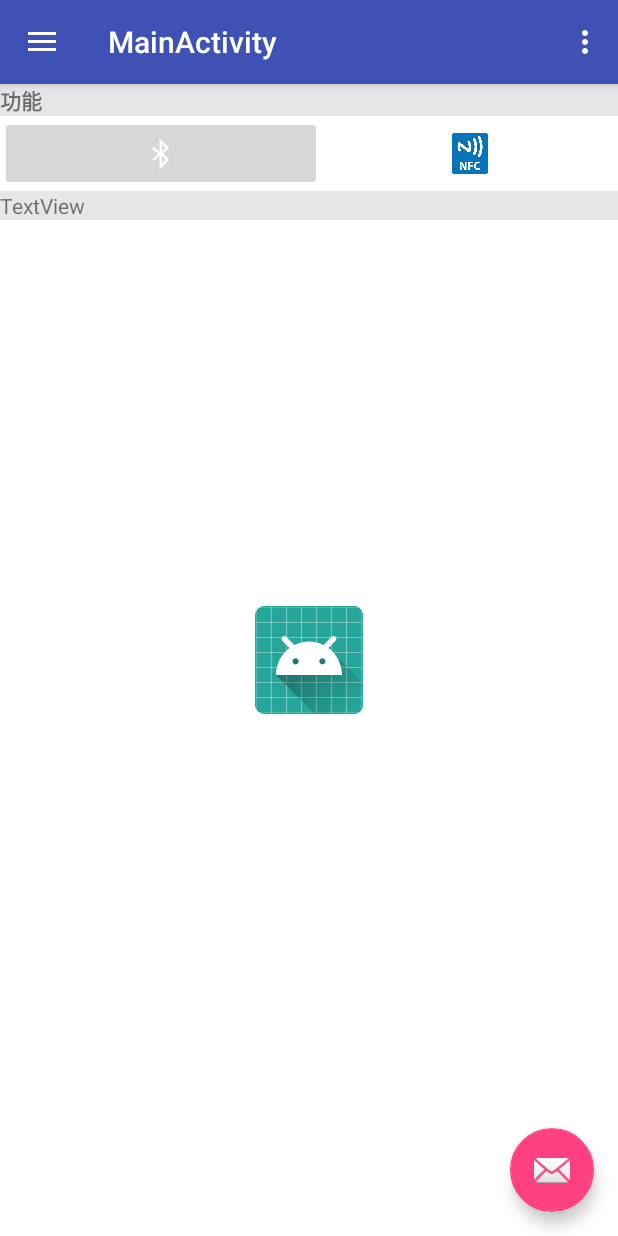
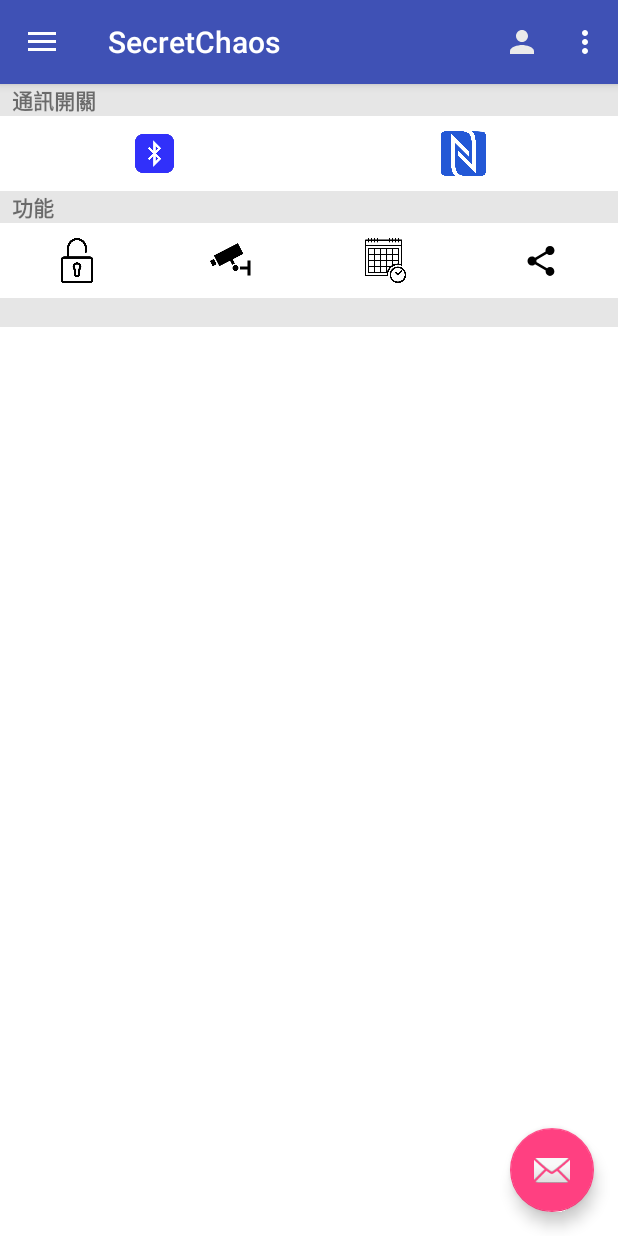
Before and after one commit to monLenjojo/FlowerGuard, an Android app: the screen it shows after launch (MainActivity), in the side drawer, after a tap on "Gallery", on a phone screen of 412 x 824 dp. Run offline under Robolectric (Android 15) with nearby library versions, the phone set to English and light mode, and no system bars; 2 statements that could not run were skipped.

Commit message:
add bluetooth send function

```diff
--- a/app/src/main/AndroidManifest.xml
+++ b/app/src/main/AndroidManifest.xml
@@ -3,6 +3,8 @@
     package="com.example.user1801.flowerguard">
 
     <!-- To auto-complete the email text field in the login form with the user's emails -->
+    <uses-permission android:name="android.permission.BLUETOOTH" />
+    <uses-permission android:name="android.permission.BLUETOOTH_ADMIN" />
     <uses-permission android:name="android.permission.GET_ACCOUNTS" />
     <uses-permission android:name="android.permission.READ_PROFILE" />
     <uses-permission android:name="android.permission.READ_CONTACTS" />
--- a/app/src/main/java/com/example/user1801/flowerguard/MainActivity.java
+++ b/app/src/main/java/com/example/user1801/flowerguard/MainActivity.java
@@ -1,5 +1,6 @@
 package com.example.user1801.flowerguard;
 
+import android.bluetooth.BluetoothManager;
 import android.content.Intent;
 import android.content.SharedPreferences;
 import android.graphics.BitmapFactory;
@@ -18,18 +19,20 @@ import android.support.v7.widget.Toolbar;
 import android.view.Menu;
 import android.view.MenuItem;
 import android.widget.Button;
+import android.widget.ImageButton;
 import android.widget.ImageView;
 
+import com.example.user1801.flowerguard.bluetoothThing.bluetoothTools;
 import com.example.user1801.flowerguard.chaosThing.ChaosMath;
 
 import android.util.Base64;
+import android.widget.Toast;
+
 import java.util.Random;
 
 public class MainActivity extends AppCompatActivity
         implements NavigationView.OnNavigationItemSelectedListener {
-    ChaosMath test,test2;
-    Random random;
-    ImageView userImageView2;
+    String log = "ImageButtonListener";
     @Override
     protected void onCreate(Bundle savedInstanceState) {
         super.onCreate(savedInstanceState);
@@ -43,23 +46,71 @@ public class MainActivity extends AppCompatActivity
             }
         });
 //        fab.setVisibility(View.GONE);
-        userImageView2 = findViewById(R.id.imageView2);
         activityOriginalSetting();
-//        userImageView.setOnClickListener(new View.OnClickListener() {
-//            @Override
-//            public void onClick(View view) {
-//            }
-//        });
-        Button buttonTste = findViewById(R.id.buttonTest);
-        buttonTste.setOnClickListener(new View.OnClickListener() {
-            @Override
-            public void onClick(View view) {
-                Intent page = new Intent(MainActivity.this,UserInformationActivity.class);
-                startActivity(page);
-//                test.chaosMath();
+        findView();
+    }
+
+    private void findView() {
+        ImageButton imageButton_Bluetooth = findViewById(R.id.imageButton_bluetooth);
+        ImageButton imageButton_NFC = findViewById(R.id.imageButton_nfc);
+        ImageButton imageButton_lock = findViewById(R.id.imageButton_lock);
+        ImageButton imageButton_Camera = findViewById(R.id.imageButton_camera);
+        ImageButton imageButton_History = findViewById(R.id.imageButton_history);
+        ImageButton imageButton_Share = findViewById(R.id.imageButton_share);
+        imageButton_Bluetooth.setOnClickListener(onImageButtonClickListener);
+        imageButton_NFC.setOnClickListener(onImageButtonClickListener);
+        imageButton_lock.setOnClickListener(onImageButtonClickListener);
+        imageButton_Camera.setOnClickListener(onImageButtonClickListener);
+        imageButton_History.setOnClickListener(onImageButtonClickListener);
+        imageButton_Share.setOnClickListener(onImageButtonClickListener);
+    }
+
+    View.OnClickListener onImageButtonClickListener = new View.OnClickListener() {
+        @Override
+        public void onClick(View v) {
+            switch (v.getId()){
+                case R.id.imageButton_bluetooth:
+                    Log.d(log,"click bluetooth button");
+                    Toast.makeText(MainActivity.this, "bluetooth button", Toast.LENGTH_SHORT).show();
+                    bluetoothTools b = new bluetoothTools();
+                    b.initializeBluetooth();
+                    b.connect("98:D3:31:90:32:38");
+                    break;
+                case R.id.imageButton_nfc:
+                    Log.d(log,"click nfc button");
+                    Toast.makeText(MainActivity.this, "nfc button", Toast.LENGTH_SHORT).show();
+                    break;
+                case R.id.imageButton_lock:
+                    Log.d(log,"click lock button");
+                    Toast.makeText(MainActivity.this, "lock button", Toast.LENGTH_SHORT).show();
+                    bluetoothTools a = new bluetoothTools();
+                    a.initializeBluetooth();
+                    a.connect("98:D3:31:90:32:38");
+                    a.sendChaosUs(12.5f);
+//                    ChaosMath chaosMath = new ChaosMath();
+//                    chaosMath.inti();
+//                    for (int i = 0; i <30 ; i++) {
+//                        chaosMath.chaosMath();
+//                        a.ieee754Write(12.5f);
+//                        float x1 = chaosMath.getX1();
+//                        a.ieee754Write((float) 12.5);//(1+(x1*x1))* 123456);
+//                    }
+                    break;
+                case R.id.imageButton_camera:
+                    Log.d(log,"click camera button");
+                    Toast.makeText(MainActivity.this, "camera button", Toast.LENGTH_SHORT).show();
+                    break;
+                case R.id.imageButton_history:
+                    Log.d(log,"click history button");
+                    Toast.makeText(MainActivity.this, "history button", Toast.LENGTH_SHORT).show();
+                    break;
+                case  R.id.imageButton_share:
+                    Log.d(log,"click share button");
+                    Toast.makeText(MainActivity.this,"share button", Toast.LENGTH_SHORT).show();
+                    break;
             }
-        });
-    }
+        }
+    };
 
     private void activityOriginalSetting() {
         Toolbar toolbar = (Toolbar) findViewById(R.id.toolbar);
@@ -88,7 +139,6 @@ public class MainActivity extends AppCompatActivity
                     userImageView.setImageBitmap(BitmapFactory.decodeByteArray(decodeByte,0,decodeByte.length));
                 }
             });
-            userImageView2.setImageBitmap(BitmapFactory.decodeByteArray(decodeByte,0,decodeByte.length));
         }
     }
 
@@ -120,6 +170,11 @@ public class MainActivity extends AppCompatActivity
         if (id == R.id.action_settings) {
             return true;
         }
+        if (id == R.id.action_account) {
+            Intent page = new Intent(MainActivity.this,UserInformationActivity.class);
+            startActivity(page);
+            return true;
+        }
 
         return super.onOptionsItemSelected(item);
     }
--- a/app/src/main/java/com/example/user1801/flowerguard/UserInformationActivity.java
+++ b/app/src/main/java/com/example/user1801/flowerguard/UserInformationActivity.java
@@ -186,7 +186,7 @@ public class UserInformationActivity extends Activity {
         super.onCreate(savedInstanceState);
         setContentView(R.layout.activity_user_information);
         getWindow().setSoftInputMode(WindowManager.LayoutParams.SOFT_INPUT_STATE_HIDDEN);
-        setViewId();
+        findView();
         setViewListener();
         sharedPreferences = getSharedPreferences("ImageFile", MODE_PRIVATE);
         editor = sharedPreferences.edit();
@@ -209,7 +209,7 @@ public class UserInformationActivity extends Activity {
         imageView.setOnClickListener(clickListener);
     }
 
-    private void setViewId() {
+    private void findView() {
         show_Name = findViewById(R.id.ed_Name);
         show_Phone = findViewById(R.id.ed_Phone);
         show_Address = findViewById(R.id.ed_Address);
--- /dev/null
+++ b/app/src/main/java/com/example/user1801/flowerguard/bluetoothThing/bluetoothTools.java
@@ -0,0 +1,153 @@
+package com.example.user1801.flowerguard.bluetoothThing;
+
+import android.bluetooth.BluetoothAdapter;
+import android.bluetooth.BluetoothDevice;
+import android.bluetooth.BluetoothSocket;
+import android.content.Context;
+import android.util.Log;
+import android.widget.Toast;
+
+import java.io.IOException;
+import java.io.InputStream;
+import java.io.OutputStream;
+import java.util.UUID;
+
+public class bluetoothTools {
+    private static final UUID MY_UUID = UUID.fromString("00001101-0000-1000-8000-00805F9B34FB");
+    BluetoothAdapter adapter;
+    BluetoothDevice device;
+    BluetoothSocket socket;
+    OutputStream write;
+    InputStream read;
+    String log = "test",strSet="0";
+    public bluetoothTools() {
+        adapter = BluetoothAdapter.getDefaultAdapter();
+    }
+
+    public void initializeBluetooth() {
+        boolean isEnable = adapter.isEnabled();
+        if (!isEnable) {
+            openBluetooth();
+        }
+        adapter.startDiscovery();
+    }
+
+    public boolean openBluetooth() {
+        return adapter.enable();
+    }
+
+    public boolean closeBluetooth() {
+        return adapter.disable();
+    }
+
+    public void reverseBluetooth() {
+        if (adapter.isEnabled()) {
+            adapter.disable();
+        } else {
+            adapter.enable();
+        }
+    }
+
+    public void connect(String address) {
+        device = adapter.getRemoteDevice(address);
+        try {
+            socket = device.createRfcommSocketToServiceRecord(MY_UUID);
+            socket.connect();
+        } catch (IOException e) {
+            e.printStackTrace();
+            Log.e("BluetoothSocket", String.valueOf(e));
+        }
+    }
+
+    public void inputPort() {
+        try {
+            read = socket.getInputStream();
+        } catch (IOException e) {
+            e.printStackTrace();
+        }
+    }
+
+    public void outputPort() {
+        try {
+            write = socket.getOutputStream();
+        } catch (IOException e) {
+            e.printStackTrace();
+        }
+    }
+    public void ieee754Write(float val) {
+        int sendVal = Float.floatToIntBits(val);
+        byte valArray[] = new byte[11];
+        int floatSet = Integer.parseInt("0");
+        int[] adapterVal = {floatSet, floatSet, floatSet, floatSet, floatSet, floatSet, floatSet, floatSet, floatSet, floatSet, floatSet};
+        for (int i = 0; i < 11; i++) {
+            valArray[i] = (byte) ((sendVal & 0xe0000000) >>> (29-(i*3)));
+            adapterVal[i] = valArray[i];
+            Log.d("test", "val："+String.valueOf(adapterVal[i]));
+        }
+        try {
+            write = socket.getOutputStream();
+            for (int i = 0; i <11 ; i++) {
+                write.write(adapterVal[i]);
+            }
+        } catch (IOException e) {
+            e.printStackTrace();
+        }
+    }
+
+    public void sendChaosUs(float u1) {
+        int sendUm = Float.floatToIntBits(u1);
+        Log.i(log, "sendUm = " + sendUm);
+        int f1 = Integer.parseInt(strSet), f2 = Integer.parseInt(strSet), f3 = Integer.parseInt(strSet), f4 = Integer.parseInt(strSet), f5 = Integer.parseInt(strSet), f6 = Integer.parseInt(strSet), f7 = Integer.parseInt(strSet), f8 = Integer.parseInt(strSet), f9 = Integer.parseInt(strSet), f10 = Integer.parseInt(strSet), f11 = Integer.parseInt(strSet);
+        byte us[] = new byte[11];
+        us[0] = (byte) ((sendUm & 0xe0000000) >>> 29);
+        f1 = us[0];
+        us[1] = (byte) ((sendUm & 0x1c000000) >>> 26);
+        f2 = us[1];
+        us[2] = (byte) ((sendUm & 0x03800000) >>> 23);
+        f3 = us[2];
+        us[3] = (byte) ((sendUm & 0x00700000) >>> 20);
+        f4 = us[3];
+        us[4] = (byte) ((sendUm & 0x000e0000) >>> 17);
+        f5 = us[4];
+        us[5] = (byte) ((sendUm & 0x0001c000) >>> 14);
+        f6 = us[5];
+        us[6] = (byte) ((sendUm & 0x00003800) >>> 11);
+        f7 = us[6];
+        us[7] = (byte) ((sendUm & 0x00000700) >>> 8);
+        f8 = us[7];
+        us[8] = (byte) ((sendUm & 0x000000e0) >>> 5);
+        f9 = us[8];
+        us[9] = (byte) ((sendUm & 0x0000001c) >>> 2);
+        f10 = us[9];
+        us[10] = (byte) ((sendUm & 0x00000003));
+        f11 = us[10];
+        try {
+            OutputStream os = socket.getOutputStream();
+            os.write(f1);
+            Log.i(log, "f1 = " + f1);
+            os.write(f2);
+            Log.i(log, "f2 = " + f2);
+            os.write(f3);
+            Log.i(log, "f3 = " + f3);
+            os.write(f4);
+            Log.i(log, "f4 = " + f4);
+            os.write(f5);
+            Log.i(log, "f5 = " + f5);
+            os.write(f6);
+            Log.i(log, "f6 = " + f6);
+            os.write(f7);
+            Log.i(log, "f7 = " + f7);
+            os.write(f8);
+            Log.i(log, "f8 = " + f8);
+            os.write(f9);
+            Log.i(log, "f9 = " + f9);
+            os.write(f10);
+            Log.i(log, "f10 = " + f10);
+            os.write(f11);
+            Log.i(log, "f11 = " + f11);
+        } catch (IOException e) {
+            // TODO Auto-generated catch block
+            e.printStackTrace();
+        }
+    }
+}
--- /dev/null
+++ b/app/src/main/res/drawable/ic_person_white_24dp.xml
@@ -0,0 +1,9 @@
+<vector xmlns:android="http://schemas.android.com/apk/res/android"
+        android:width="24dp"
+        android:height="24dp"
+        android:viewportWidth="24.0"
+        android:viewportHeight="24.0">
+    <path
+        android:fillColor="#eaeaea"
+        android:pathData="M12,12c2.21,0 4,-1.79 4,-4s-1.79,-4 -4,-4 -4,1.79 -4,4 1.79,4 4,4zM12,14c-2.67,0 -8,1.34 -8,4v2h16v-2c0,-2.66 -5.33,-4 -8,-4z"/>
+</vector>
--- /dev/null
+++ b/app/src/main/res/drawable/ic_settings_white_24dp.xml
@@ -0,0 +1,9 @@
+<vector xmlns:android="http://schemas.android.com/apk/res/android"
+        android:width="24dp"
+        android:height="24dp"
+        android:viewportWidth="24.0"
+        android:viewportHeight="24.0">
+    <path
+        android:fillColor="#eaeaea"
+        android:pathData="M19.43,12.98c0.04,-0.32 0.07,-0.64 0.07,-0.98s-0.03,-0.66 -0.07,-0.98l2.11,-1.65c0.19,-0.15 0.24,-0.42 0.12,-0.64l-2,-3.46c-0.12,-0.22 -0.39,-0.3 -0.61,-0.22l-2.49,1c-0.52,-0.4 -1.08,-0.73 -1.69,-0.98l-0.38,-2.65C14.46,2.18 14.25,2 14,2h-4c-0.25,0 -0.46,0.18 -0.49,0.42l-0.38,2.65c-0.61,0.25 -1.17,0.59 -1.69,0.98l-2.49,-1c-0.23,-0.09 -0.49,0 -0.61,0.22l-2,3.46c-0.13,0.22 -0.07,0.49 0.12,0.64l2.11,1.65c-0.04,0.32 -0.07,0.65 -0.07,0.98s0.03,0.66 0.07,0.98l-2.11,1.65c-0.19,0.15 -0.24,0.42 -0.12,0.64l2,3.46c0.12,0.22 0.39,0.3 0.61,0.22l2.49,-1c0.52,0.4 1.08,0.73 1.69,0.98l0.38,2.65c0.03,0.24 0.24,0.42 0.49,0.42h4c0.25,0 0.46,-0.18 0.49,-0.42l0.38,-2.65c0.61,-0.25 1.17,-0.59 1.69,-0.98l2.49,1c0.23,0.09 0.49,0 0.61,-0.22l2,-3.46c0.12,-0.22 0.07,-0.49 -0.12,-0.64l-2.11,-1.65zM12,15.5c-1.93,0 -3.5,-1.57 -3.5,-3.5s1.57,-3.5 3.5,-3.5 3.5,1.57 3.5,3.5 -1.57,3.5 -3.5,3.5z"/>
+</vector>
--- a/app/src/main/res/layout/content_main.xml
+++ b/app/src/main/res/layout/content_main.xml
@@ -30,29 +30,35 @@
                 android:layout_width="match_parent"
                 android:layout_height="wrap_content"
                 android:background="@color/colorGray"
-                android:text="功能"
+                android:paddingLeft="8sp"
+                android:text="通訊開關"
+                android:textAllCaps="false"
                 android:textStyle="bold" />
 
             <LinearLayout
+                android:id="@+id/layout_CommunicationSwitch"
                 android:layout_width="match_parent"
                 android:layout_height="match_parent"
                 android:orientation="horizontal">
 
                 <ImageButton
-                    android:id="@+id/imageButton2"
-                    android:layout_width="wrap_content"
-                    android:layout_height="50sp"
-                    android:layout_weight="1"
-                    app:srcCompat="@android:drawable/stat_sys_data_bluetooth" />
-
-                <ImageButton
-                    android:id="@+id/imageButton3"
+                    android:id="@+id/imageButton_bluetooth"
                     android:layout_width="30sp"
                     android:layout_height="50sp"
                     android:layout_weight="1"
-                    android:backgroundTint="#FFF"
+                    android:backgroundTint="@android:color/white"
                     android:scaleType="fitCenter"
-                    app:srcCompat="@drawable/icon_nfcmin" />
+                    app:srcCompat="@drawable/icon_bluetooth" />
+
+                <ImageButton
+                    android:id="@+id/imageButton_nfc"
+                    android:layout_width="30sp"
+                    android:layout_height="50sp"
+                    android:layout_weight="1"
+                    android:backgroundTint="@android:color/white"
+                    android:scaleType="fitCenter"
+                    app:srcCompat="@drawable/icon_nfc" />
+
             </LinearLayout>
 
             <TextView
@@ -60,7 +66,58 @@
                 android:layout_width="match_parent"
                 android:layout_height="wrap_content"
                 android:background="@color/colorGray"
-                android:text="TextView" />
+                android:paddingLeft="8sp"
+                android:text="功能"
+                android:textStyle="bold" />
+
+            <LinearLayout
+                android:id="@+id/layout_control"
+                android:layout_width="match_parent"
+                android:layout_height="match_parent"
+                android:orientation="horizontal">
+
+                <ImageButton
+                    android:id="@+id/imageButton_lock"
+                    android:layout_width="30sp"
+                    android:layout_height="50sp"
+                    android:layout_weight="1"
+                    android:backgroundTint="@android:color/white"
+                    android:scaleType="fitCenter"
+                    app:srcCompat="@drawable/icon_lock" />
+
+                <ImageButton
+                    android:id="@+id/imageButton_camera"
+                    android:layout_width="30sp"
+                    android:layout_height="50sp"
+                    android:layout_weight="1"
+                    android:backgroundTint="@android:color/white"
+                    android:scaleType="fitCenter"
+                    app:srcCompat="@drawable/icon_camera" />
+
+                <ImageButton
+                    android:id="@+id/imageButton_history"
+                    android:layout_width="30sp"
+                    android:layout_height="50sp"
+                    android:layout_weight="1"
+                    android:backgroundTint="@android:color/white"
+                    android:scaleType="fitCenter"
+                    app:srcCompat="@drawable/icon_record" />
+
+                <ImageButton
+                    android:id="@+id/imageButton_share"
+                    android:layout_width="30sp"
+                    android:layout_height="50sp"
+                    android:layout_weight="1"
+                    android:backgroundTint="@android:color/white"
+                    app:srcCompat="@drawable/ic_menu_share" />
+            </LinearLayout>
+
+            <TextView
+                android:id="@+id/textView2"
+                android:layout_width="match_parent"
+                android:layout_height="wrap_content"
+                android:background="@color/colorGray"
+                android:paddingLeft="8sp" />
 
         </LinearLayout>
     </ScrollView>
@@ -71,6 +128,7 @@
         android:layout_height="wrap_content"
         android:layout_marginTop="8dp"
         android:layout_marginBottom="8dp"
+        android:visibility="gone"
         app:layout_constraintBottom_toBottomOf="parent"
         app:layout_constraintEnd_toEndOf="parent"
         app:layout_constraintStart_toStartOf="parent"
--- a/app/src/main/res/menu/main.xml
+++ b/app/src/main/res/menu/main.xml
@@ -5,5 +5,12 @@
         android:id="@+id/action_settings"
         android:orderInCategory="100"
         android:title="@string/action_settings"
+        android:icon="@drawable/ic_settings_white_24dp"
         app:showAsAction="never" />
+    <item
+        android:id="@+id/action_account"
+        android:orderInCategory="100"
+        android:title="@string/action_account"
+        android:icon="@drawable/ic_person_white_24dp"
+        app:showAsAction="ifRoom" />
 </menu>
--- a/app/src/main/res/values/strings.xml
+++ b/app/src/main/res/values/strings.xml
@@ -13,11 +13,12 @@
     <string name="permission_rationale">"Contacts permissions are needed for providing email
         completions."
     </string>
-    <string name="title_activity_main">MainActivity</string>
+    <string name="title_activity_main">SecretChaos</string>
     <string name="navigation_drawer_open">Open navigation drawer</string>
     <string name="navigation_drawer_close">Close navigation drawer</string>
     <string name="nav_header_title">Android Studio</string>
     <string name="nav_header_subtitle">android.studio@android.com</string>
     <string name="nav_header_desc">Navigation header</string>
     <string name="action_settings">Settings</string>
+    <string name="action_account">Account</string>
 </resources>
```
Also changed, not shown: app/src/main/java/com/example/user1801/flowerguard/chaosThing/ChaosMath.java (+60 -60 lines), app/src/main/res/drawable/icon_bluetooth.png (added), app/src/main/res/drawable/icon_camera.png (added), app/src/main/res/drawable/icon_lock.png (added), app/src/main/res/drawable/icon_nfc.png (added), app/src/main/res/drawable/icon_record.png (added).
